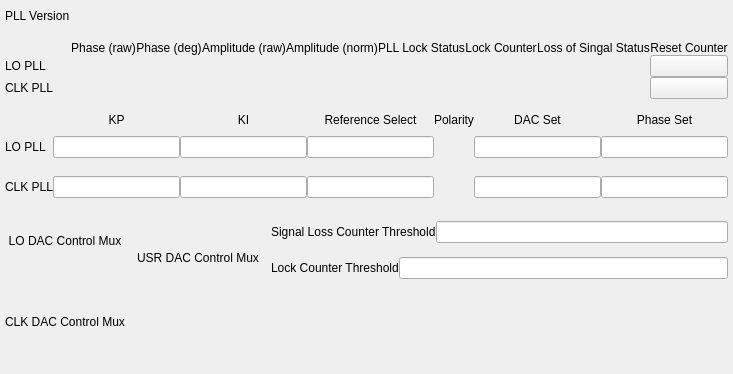
Old version of the form new_look/pll.ui in the repository cristinasewell/ATCA_PyDM_Screens.
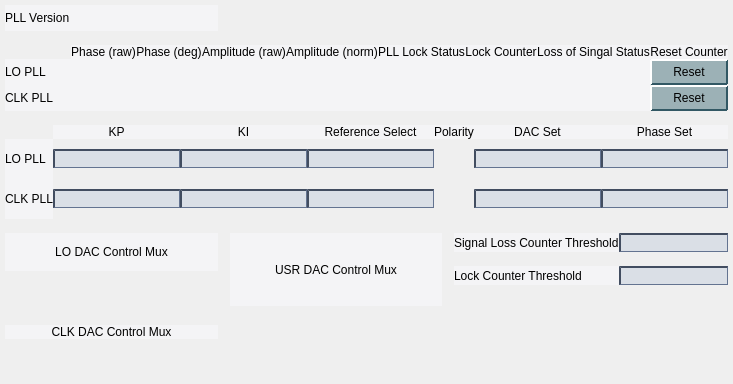
New version of the form. Custom widgets are drawn as their Qt base class.

Commit message: FIX - fixing some layout for pll

What changed in the file:
```diff
--- a/new_look/pll.ui
+++ b/new_look/pll.ui
@@ -7,12 +7,168 @@
     <x>0</x>
     <y>0</y>
     <width>733</width>
-    <height>374</height>
+    <height>384</height>
    </rect>
   </property>
   <property name="windowTitle">
    <string>Form</string>
   </property>
+  <property name="styleSheet">
+   <string notr="true">/* Background color of popup-list.*/ 
+QComboBox QListView{
+    background-color:white;
+    border:1px solid gray;
+}
+/* Needed to complete the rule set. */
+QComboBox::item:alternate {
+    background: white;
+}
+/* Color of the selected list item. */
+QComboBox::item:selected {
+    border: 1px solid transparent;
+    background:yellow;
+}
+/* Indicator will shine through the label text if you don't make it hidden. */
+QComboBox::indicator{
+    background-color:transparent;
+    selection-background-color:transparent;
+    color:transparent;
+    selection-color:transparent;
+}
+
+QFrame{
+  background-color: rgb(244,244,246)
+}
+
+QPushButton {
+    background-color: rgb(156,177,182);
+    border-color: rgb(212,228,233) rgb(50,88,100) rgb(50,88,100) rgb(212,228,233);
+    border-style: outset;
+    border-radius: 1px;
+    border-width: 2px; 
+    padding: 4px;
+}
+QPushButton:hover {
+   background-color: rgb(106,127,132);
+}
+QPushButton:pressed {
+    background-color: rgb(208,219,222);
+    border-style: inset;
+    border-width: 2px;
+	border-color: rgb(50,88,100) rgb(212,228,233) rgb(212,228,233) rgb(50,88,100);
+}
+QPushButton:checked{
+    background-color: rgb(178,190,194);
+    border-style: inset;
+    border-width: 2px;
+	border-color:  rgb(112,134,142) rgb(229,233,235) rgb(239,233,235) rgb(112,134,142);
+}
+QLineEdit {
+  background-color: rgb(218,223,230);
+  border-color: rgb(66,77,96);
+  border-style: inset;
+  border-width: 2px 1px 1px 2px;
+}
+QLineEdit:hover {
+ background-color: rgb(198,203,210)
+}
+PyDMLabel {
+  background-color: rgb(189,197,205);
+}
+
+ QTabWidget::pane {
+    border: 1px solid black;
+    background: white;
+}
+
+QTabWidget::tab-bar:top {
+    top: 1px;
+}
+
+QTabWidget::tab-bar:bottom {
+    bottom: 1px;
+}
+
+QTabWidget::tab-bar:left {
+    right: 1px;
+}
+
+QTabWidget::tab-bar:right {
+    left: 1px;
+}
+
+QTabBar::tab {
+    border: 1px solid black;
+}
+
+QTabBar::tab:selected {
+    background: rgb(220,229,236);
+}
+
+QTabBar::tab:!selected {
+    background: rgb(132,165,190);
+}
+
+QTabBar::tab:!selected:hover {
+    background: rgb(120,153,178);
+}
+
+QTabBar::tab:top:!selected {
+    margin-top: 3px;
+}
+
+QTabBar::tab:bottom:!selected {
+    margin-bottom: 3px;
+}
+
+QTabBar::tab:top, QTabBar::tab:bottom {
+    min-width: 6ex;
+    margin-right: -1px;
+    padding: 4px 8px 4px 8px;
+	border-radius: 2px;
+}
+
+QTabBar::tab:top:selected {
+    border-bottom-color: none;
+}
+
+QTabBar::tab:bottom:selected {
+    border-top-color: none;
+}
+
+QTabBar::tab:top:last, QTabBar::tab:bottom:last,
+QTabBar::tab:top:only-one, QTabBar::tab:bottom:only-one {
+    margin-right: 0;
+}
+
+QTabBar::tab:left:!selected {
+    margin-right: 3px;
+}
+
+QTabBar::tab:right:!selected {
+    margin-left: 3px;
+}
+
+QTabBar::tab:left, QTabBar::tab:right {
+    min-height: 6ex;
+    margin-bottom: -1px;
+    padding: 8px 5px 8px 5px;
+	border-radius: 2px;
+}
+
+QTabBar::tab:left:selected {
+    border-left-color: none;
+}
+
+QTabBar::tab:right:selected {
+    border-right-color: none;
+}
+
+QTabBar::tab:left:last, QTabBar::tab:right:last,
+QTabBar::tab:left:only-one, QTabBar::tab:right:only-one {
+    margin-bottom: 0;
+}</string>
+  </property>
   <layout class="QGridLayout" name="gridLayout_2">
    <property name="leftMargin">
     <number>5</number>
@@ -153,6 +309,9 @@
        <property name="channel" stdset="0">
         <string>ca://${DEVICE}:LO_PHASERAW</string>
        </property>
+       <property name="displayFormat" stdset="0">
+        <enum>PyDMLabel::Hex</enum>
+       </property>
       </widget>
      </item>
      <item row="1" column="2">
@@ -179,6 +338,9 @@
        <property name="channel" stdset="0">
         <string>ca://${DEVICE}:LO_AMPLRAW</string>
        </property>
+       <property name="displayFormat" stdset="0">
+        <enum>PyDMLabel::Hex</enum>
+       </property>
       </widget>
      </item>
      <item row="1" column="4">
@@ -205,6 +367,9 @@
        <property name="channel" stdset="0">
         <string>ca://${DEVICE}:LO_LOCKSTATUS</string>
        </property>
+       <property name="displayFormat" stdset="0">
+        <enum>PyDMLabel::String</enum>
+       </property>
       </widget>
      </item>
      <item row="1" column="6">
@@ -231,6 +396,9 @@
        <property name="channel" stdset="0">
         <string>ca://${DEVICE}:LO_LOSSSTATUS</string>
        </property>
+       <property name="displayFormat" stdset="0">
+        <enum>PyDMLabel::String</enum>
+       </property>
       </widget>
      </item>
      <item row="1" column="8">
@@ -238,6 +406,9 @@
        <property name="toolTip">
         <string/>
        </property>
+       <property name="text">
+        <string>Reset</string>
+       </property>
        <property name="checkable">
         <bool>true</bool>
        </property>
@@ -264,6 +435,9 @@
        <property name="channel" stdset="0">
         <string>ca://${DEVICE}:CLOCK_PHASERAW</string>
        </property>
+       <property name="displayFormat" stdset="0">
+        <enum>PyDMLabel::Hex</enum>
+       </property>
       </widget>
      </item>
      <item row="2" column="2">
@@ -290,6 +464,9 @@
        <property name="channel" stdset="0">
         <string>ca://${DEVICE}:CLOCK_AMPLRAW</string>
        </property>
+       <property name="displayFormat" stdset="0">
+        <enum>PyDMLabel::Hex</enum>
+       </property>
       </widget>
      </item>
      <item row="2" column="4">
@@ -316,6 +493,9 @@
        <property name="channel" stdset="0">
         <string>ca://${DEVICE}:CLOCK_LOCKSTATUS</string>
        </property>
+       <property name="displayFormat" stdset="0">
+        <enum>PyDMLabel::String</enum>
+       </property>
       </widget>
      </item>
      <item row="2" column="6">
@@ -342,6 +522,9 @@
        <property name="channel" stdset="0">
         <string>ca://${DEVICE}:CLOCK_LOSSSTATUS</string>
        </property>
+       <property name="displayFormat" stdset="0">
+        <enum>PyDMLabel::String</enum>
+       </property>
       </widget>
      </item>
      <item row="2" column="8">
@@ -349,6 +532,9 @@
        <property name="toolTip">
         <string/>
        </property>
+       <property name="text">
+        <string>Reset</string>
+       </property>
        <property name="checkable">
         <bool>true</bool>
        </property>
@@ -719,7 +905,7 @@
         <string>ca://${DEVICE}:USER_DACMUX</string>
        </property>
        <property name="orientation" stdset="0">
-        <enum>Qt::Horizontal</enum>
+        <enum>Qt::Vertical</enum>
        </property>
        <property name="marginTop" stdset="0">
         <number>0</number>
@@ -754,6 +940,12 @@
      </item>
      <item>
       <widget class="PyDMLineEdit" name="PyDMLineEdit_12">
+       <property name="sizePolicy">
+        <sizepolicy hsizetype="Maximum" vsizetype="Fixed">
+         <horstretch>94</horstretch>
+         <verstretch>0</verstretch>
+        </sizepolicy>
+       </property>
        <property name="toolTip">
         <string/>
        </property>
@@ -775,6 +967,12 @@
      </item>
      <item>
       <widget class="PyDMLineEdit" name="PyDMLineEdit_11">
+       <property name="sizePolicy">
+        <sizepolicy hsizetype="Maximum" vsizetype="Fixed">
+         <horstretch>94</horstretch>
+         <verstretch>0</verstretch>
+        </sizepolicy>
+       </property>
        <property name="toolTip">
         <string/>
        </property>
```
